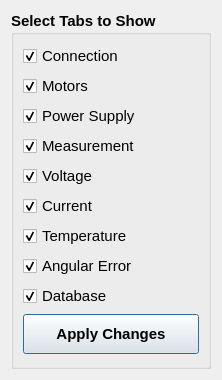
Old version of the form hallbench/gui/ui/preferencesdialog.ui in the repository lnls-ima/hall-bench-control.
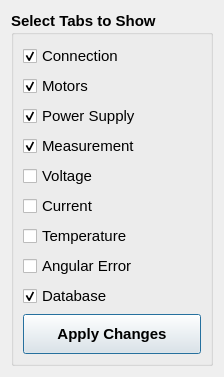
New version of the form.

Patch:
```diff
--- a/hallbench/gui/ui/preferencesdialog.ui
+++ b/hallbench/gui/ui/preferencesdialog.ui
@@ -6,8 +6,8 @@
    <rect>
     <x>0</x>
     <y>0</y>
-    <width>218</width>
-    <height>380</height>
+    <width>224</width>
+    <height>377</height>
    </rect>
   </property>
   <property name="font">
@@ -19,9 +19,6 @@
    <string>Preferences</string>
   </property>
   <layout class="QGridLayout" name="gridLayout">
-   <property name="horizontalSpacing">
-    <number>15</number>
-   </property>
    <item row="0" column="0">
     <widget class="QGroupBox" name="groupBox">
      <property name="minimumSize">
@@ -116,7 +113,7 @@
          <string>Voltage</string>
         </property>
         <property name="checked">
-         <bool>true</bool>
+         <bool>false</bool>
         </property>
        </widget>
       </item>
@@ -132,7 +129,7 @@
          <string>Current</string>
         </property>
         <property name="checked">
-         <bool>true</bool>
+         <bool>false</bool>
         </property>
        </widget>
       </item>
@@ -148,7 +145,7 @@
          <string>Temperature</string>
         </property>
         <property name="checked">
-         <bool>true</bool>
+         <bool>false</bool>
         </property>
        </widget>
       </item>
@@ -164,7 +161,7 @@
          <string>Angular Error</string>
         </property>
         <property name="checked">
-         <bool>true</bool>
+         <bool>false</bool>
         </property>
        </widget>
       </item>
```
